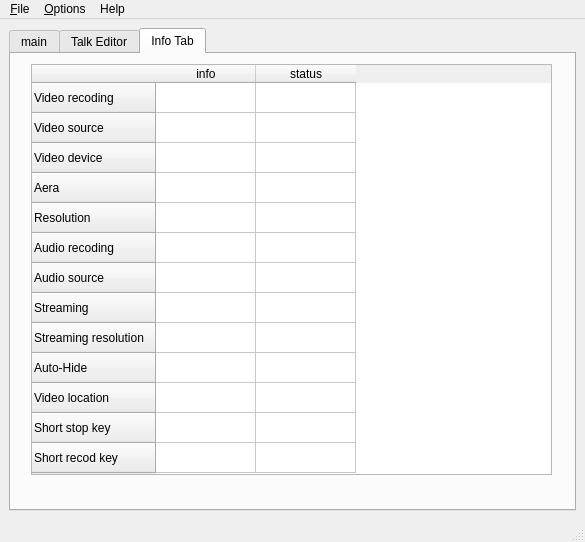
Freeseer/freeseer, file src/freeseer/frontend/default/forms/freeseer_ui_qt.ui: the form before one commit.
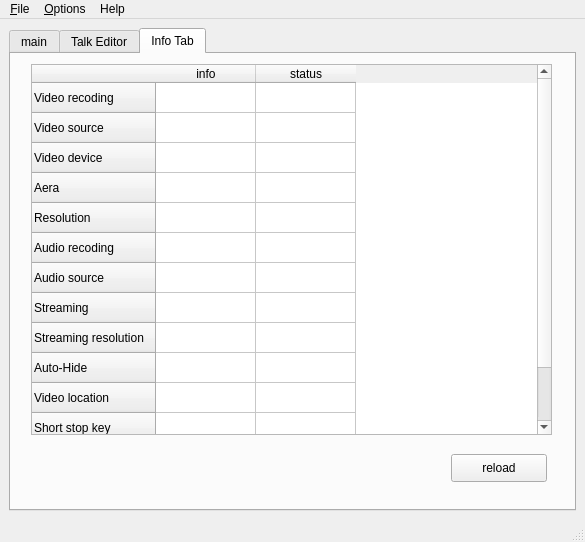
The form after the commit. Icons and pictures are not drawn.

```diff
--- a/src/freeseer/frontend/default/forms/freeseer_ui_qt.ui
+++ b/src/freeseer/frontend/default/forms/freeseer_ui_qt.ui
@@ -563,7 +563,7 @@
           <x>20</x>
           <y>10</y>
           <width>521</width>
-          <height>411</height>
+          <height>371</height>
          </rect>
         </property>
         <property name="editTriggers">
@@ -663,6 +663,19 @@
          </property>
         </column>
        </widget>
+       <widget class="QPushButton" name="pushButton_reload">
+        <property name="geometry">
+         <rect>
+          <x>440</x>
+          <y>400</y>
+          <width>96</width>
+          <height>28</height>
+         </rect>
+        </property>
+        <property name="text">
+         <string>reload</string>
+        </property>
+       </widget>
       </widget>
      </widget>
     </item>
```
